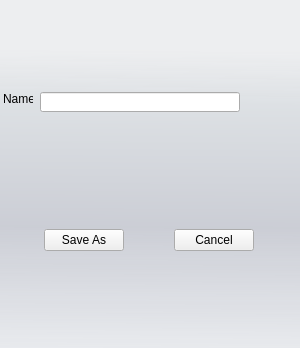
Qt form bin/data/ui/ogrescripteditor.ui (realXtend/tundra) before a commit.
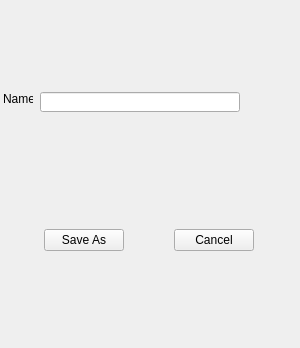
The same form after that commit.

Patch:
```diff
--- a/bin/data/ui/ogrescripteditor.ui
+++ b/bin/data/ui/ogrescripteditor.ui
@@ -16,16 +16,6 @@
     <height>200</height>
    </size>
   </property>
-  <property name="styleSheet">
-   <string notr="true">QWidget#MainWidget{
-	background-color: qlineargradient(spread:pad, x1:0.006, y1:0, x2:0, y2:1, stop:0.142045 rgba(229, 234, 243, 50), stop:0.295455 rgba(209, 215, 221, 150), stop:0.65 rgba(179, 183, 196, 150), stop:1 rgba(222, 227, 236, 100));
-	padding: 5px;
-}
-
-QLabel {
-	padding-bottom: 3px;
-}</string>
-  </property>
   <layout class="QHBoxLayout" name="horizontalLayout">
    <property name="spacing">
     <number>0</number>
```
